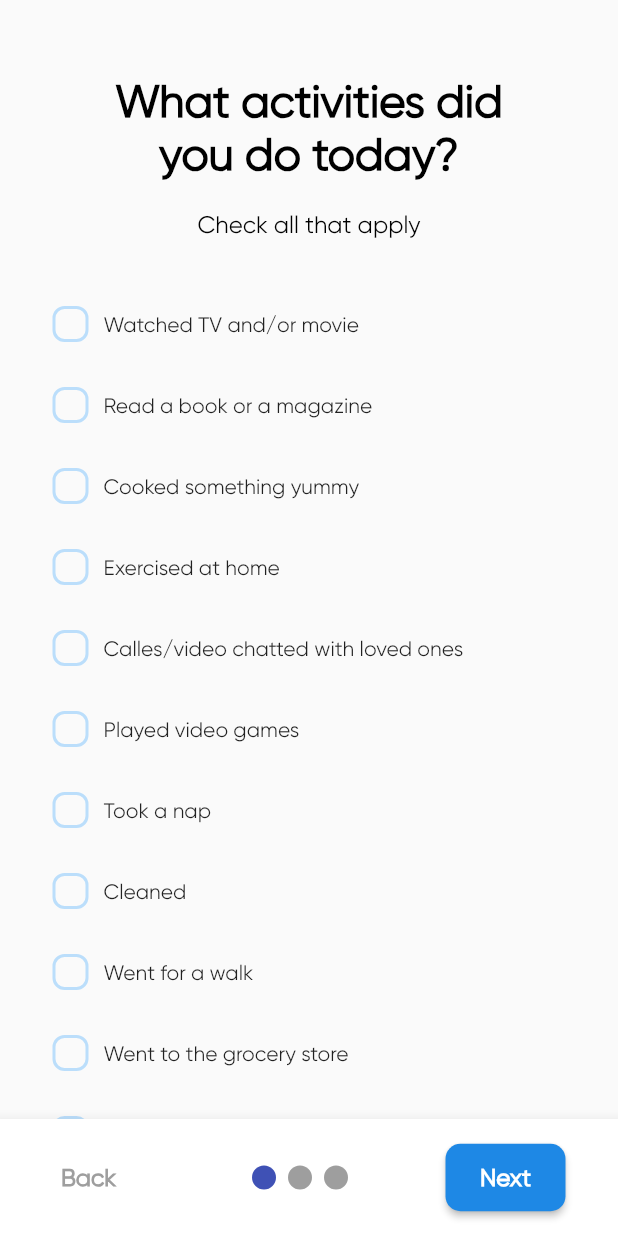
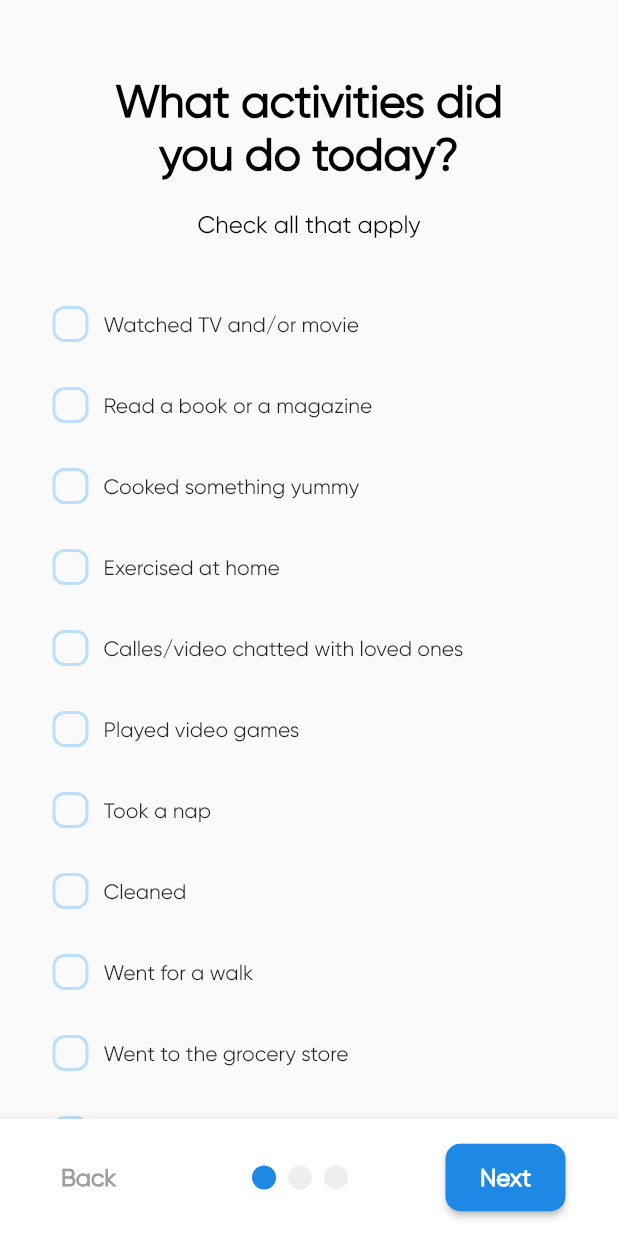
Before and after one commit to sfuentesbongenaar/shelter_in_place, a Flutter app: the QuestionsController screen opened directly, on a phone screen of 412 x 824 dp. Run offline on Flutter 3.47's test engine with Material 2 defaults, Android fonts, the phone set to English and light mode, and no system bars; drawn by our look-alikes of smooth_page_indicator; our stand-ins replace charts_flutter, firebase_auth, flutter_svg, shared_preferences; accounts and stored records are empty.

Commit message:
updated dot colors

```diff
--- a/lib/pages/questions/question_bottom_bar.dart
+++ b/lib/pages/questions/question_bottom_bar.dart
@@ -1,5 +1,6 @@
 import 'package:flutter/material.dart';
 import 'package:shelter_in_place/pages/questions/my_continue_button.dart';
+import 'package:shelter_in_place/pages/util/colors.dart';
 import 'package:smooth_page_indicator/smooth_page_indicator.dart';
 
 import 'my_back_button.dart';
@@ -27,7 +28,8 @@ class QuestionBottomBar extends StatelessWidget {
               SmoothPageIndicator(
                 controller: controller, // PageController
                 count: 3,
-                effect: WormEffect(), // your preferred effect
+                effect:
+                    WormEffect(activeDotColor: buttonBlue, dotColor: lightGrey), // your preferred effect
               ),
               continueButton,
             ],
```
